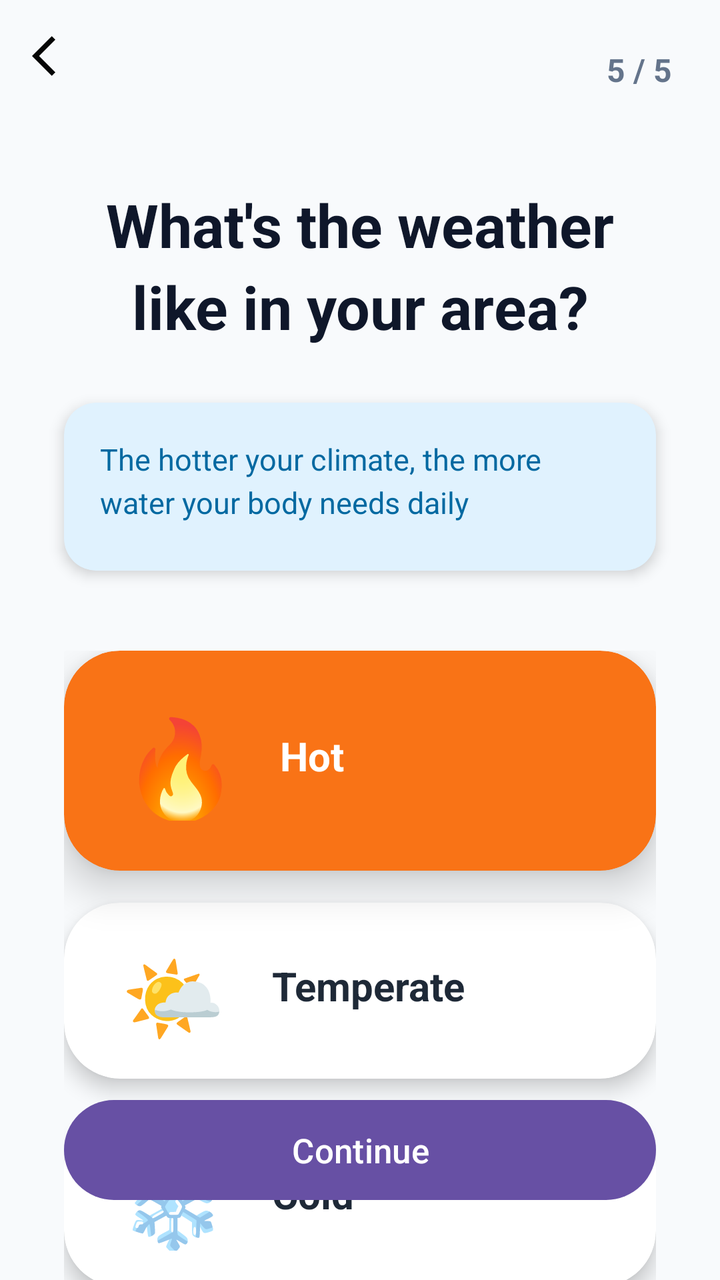
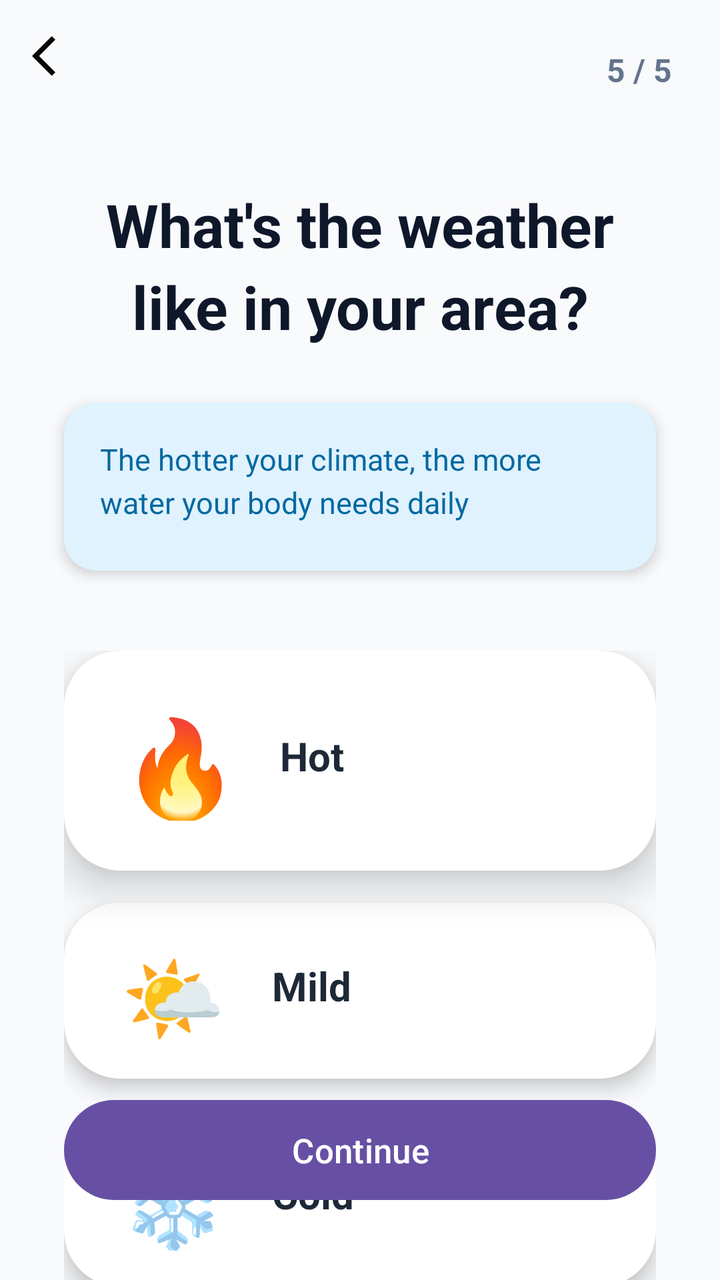

Two renders of the same Android screen: before a commit and after it. Below are the layout's source before the change and the commit's diff.
<!-- AndroidManifest.xml: application theme Theme.WaterReminder -->
<!-- res/layout/activity_weather_selection.xml -->
<?xml version="1.0" encoding="utf-8"?>
<androidx.constraintlayout.widget.ConstraintLayout xmlns:android="http://schemas.android.com/apk/res/android"
    xmlns:app="http://schemas.android.com/apk/res-auto"
    android:layout_width="match_parent"
    android:layout_height="match_parent"
    android:background="#F8FAFC">

    
    <ImageView
        android:id="@+id/btn_back"
        android:layout_width="wrap_content"
        android:layout_height="wrap_content"
        android:src="@drawable/baseline_arrow_back_ios_24"
        android:padding="16dp"
        app:layout_constraintTop_toTopOf="parent"
        app:layout_constraintStart_toStartOf="parent" />

    <TextView
        android:id="@+id/tv_step"
        android:layout_width="wrap_content"
        android:layout_height="wrap_content"
        android:text="5 / 5"
        android:textSize="16sp"
        android:textColor="#64748B"
        android:textStyle="bold"
        app:layout_constraintTop_toTopOf="parent"
        app:layout_constraintEnd_toEndOf="parent"
        android:layout_marginTop="24dp"
        android:layout_marginEnd="24dp" />

    
    <TextView
        android:id="@+id/tv_title"
        android:layout_width="0dp"
        android:layout_height="wrap_content"
        android:text="What's the weather like in your area?"
        android:textSize="30sp"
        android:textColor="#0F172A"
        android:textStyle="bold"
        android:gravity="center"
        android:lineSpacingExtra="6dp"
        app:layout_constraintTop_toBottomOf="@id/btn_back"
        app:layout_constraintStart_toStartOf="parent"
        app:layout_constraintEnd_toEndOf="parent"
        android:layout_marginTop="36dp"
        android:layout_marginHorizontal="32dp" />

    
    <androidx.cardview.widget.CardView
        android:id="@+id/info_card"
        android:layout_width="0dp"
        android:layout_height="wrap_content"
        app:cardCornerRadius="16dp"
        app:cardElevation="4dp"
        app:cardBackgroundColor="#E0F2FE"
        android:layout_marginHorizontal="32dp"
        app:layout_constraintTop_toBottomOf="@id/tv_title"
        app:layout_constraintStart_toStartOf="parent"
        app:layout_constraintEnd_toEndOf="parent"
        android:layout_marginTop="28dp">

        <LinearLayout
            android:layout_width="match_parent"
            android:layout_height="wrap_content"
            android:orientation="horizontal"
            android:padding="18dp"
            android:gravity="center_vertical">

            <TextView
                android:layout_width="0dp"
                android:layout_weight="5"
                android:layout_height="48dp"
                android:text="The hotter your climate, the more water your body needs daily"
                android:textSize="15sp"
                android:textColor="#0369A1"
                android:lineSpacingExtra="4dp" />

        </LinearLayout>
    </androidx.cardview.widget.CardView>

    
    <LinearLayout
        android:layout_width="0dp"
        android:layout_height="wrap_content"
        android:orientation="vertical"
        app:layout_constraintTop_toBottomOf="@id/info_card"
        app:layout_constraintStart_toStartOf="parent"
        app:layout_constraintEnd_toEndOf="parent"
        android:layout_marginTop="40dp"
        android:layout_marginHorizontal="32dp">

        
        <androidx.cardview.widget.CardView
            android:id="@+id/option_hot"
            android:layout_width="match_parent"
            android:layout_height="110dp"
            app:cardCornerRadius="28dp"
            app:cardElevation="12dp"
            app:cardBackgroundColor="#F97316"
            android:layout_marginBottom="16dp">

            <LinearLayout
                android:layout_width="match_parent"
                android:layout_height="match_parent"
                android:orientation="horizontal"
                android:gravity="center_vertical"
                android:paddingHorizontal="28dp">

                <TextView
                    android:layout_width="60dp"
                    android:layout_height="60dp"
                    android:text="🔥"
                    android:textSize="48sp"
                    android:gravity="center" />

                <TextView
                    android:layout_width="0dp"
                    android:layout_height="32dp"
                    android:layout_weight="1"
                    android:text="Hot"
                    android:textSize="20sp"
                    android:textColor="#FFFFFF"
                    android:textStyle="bold"
                    android:layout_marginStart="20dp" />

            </LinearLayout>
        </androidx.cardview.widget.CardView>

        
        <androidx.cardview.widget.CardView
            android:id="@+id/option_temperate"
            android:layout_width="match_parent"
            android:layout_height="88dp"
            app:cardCornerRadius="28dp"
            app:cardElevation="6dp"
            app:cardBackgroundColor="#FFFFFF"
            android:layout_marginBottom="16dp">

            <LinearLayout
                android:layout_width="match_parent"
                android:layout_height="match_parent"
                android:orientation="horizontal"
                android:gravity="center_vertical"
                android:paddingHorizontal="28dp">

                <TextView
                    android:layout_width="52dp"
                    android:layout_height="52dp"
                    android:text="🌤️"
                    android:textSize="42sp"
                    android:gravity="center" />

                <TextView
                    android:layout_width="0dp"
                    android:layout_height="32dp"
                    android:layout_weight="1"
                    android:text="Temperate"
                    android:textSize="20sp"
                    android:textColor="#1E2937"
                    android:textStyle="bold"
                    android:layout_marginStart="24dp" />

            </LinearLayout>
        </androidx.cardview.widget.CardView>

        
        <androidx.cardview.widget.CardView
            android:id="@+id/option_cold"
            android:layout_width="match_parent"
            android:layout_height="88dp"
            app:cardCornerRadius="28dp"
            app:cardElevation="6dp"
            app:cardBackgroundColor="#FFFFFF">

            <LinearLayout
                android:layout_width="match_parent"
                android:layout_height="match_parent"
                android:orientation="horizontal"
                android:gravity="center_vertical"
                android:paddingHorizontal="28dp">

                <TextView
                    android:layout_width="52dp"
                    android:layout_height="52dp"
                    android:text="❄️"
                    android:textSize="42sp"
                    android:gravity="center" />

                <TextView
                    android:layout_width="0dp"
                    android:layout_height="32dp"
                    android:layout_weight="1"
                    android:text="Cold"
                    android:textSize="20sp"
                    android:textColor="#1E2937"
                    android:textStyle="bold"
                    android:layout_marginStart="24dp" />

            </LinearLayout>
        </androidx.cardview.widget.CardView>

    </LinearLayout>

    
    <com.google.android.material.button.MaterialButton
        android:id="@+id/btn_next"
        android:layout_width="0dp"
        android:layout_height="58dp"
        android:text="Continue"
        android:textSize="17sp"
        app:cornerRadius="30dp"
        app:layout_constraintBottom_toBottomOf="parent"
        app:layout_constraintStart_toStartOf="parent"
        app:layout_constraintEnd_toEndOf="parent"
        android:layout_marginHorizontal="32dp"
        android:layout_marginBottom="36dp" />

</androidx.constraintlayout.widget.ConstraintLayout>
<!-- resources referenced by this layout -->
<resources>
  <!-- drawable baseline_arrow_back_ios_24 (drawable) -->
  <vector xmlns:android="http://schemas.android.com/apk/res/android" android:autoMirrored="true" android:height="24dp" android:tint="#050505" android:viewportHeight="24" android:viewportWidth="24" android:width="24dp">
        
      <path android:fillColor="@android:color/white" android:pathData="M11.67,3.87L9.9,2.1 0,12l9.9,9.9 1.77,-1.77L3.54,12z"/>
      
  </vector>
  <style name="Theme.WaterReminder" parent="Base.Theme.WaterReminder" />
  <style name="Base.Theme.WaterReminder" parent="Theme.Material3.DayNight.NoActionBar">
          
          
      </style>
</resources>

<!-- the commit's change to res/layout/activity_weather_selection.xml (unified diff, before → after) -->
@@ -91,12 +91,12 @@
 
         
         <androidx.cardview.widget.CardView
-            android:id="@+id/option_hot"
+            android:id="@+id/temptHot"
             android:layout_width="match_parent"
             android:layout_height="110dp"
             app:cardCornerRadius="28dp"
             app:cardElevation="12dp"
-            app:cardBackgroundColor="#F97316"
+            app:cardBackgroundColor="#FFFFFF"
             android:layout_marginBottom="16dp">
 
             <LinearLayout
@@ -119,7 +119,7 @@
                     android:layout_weight="1"
                     android:text="Hot"
                     android:textSize="20sp"
-                    android:textColor="#FFFFFF"
+                    android:textColor="#1E2937"
                     android:textStyle="bold"
                     android:layout_marginStart="20dp" />
 
@@ -128,7 +128,7 @@
 
         
         <androidx.cardview.widget.CardView
-            android:id="@+id/option_temperate"
+            android:id="@+id/temptMild"
             android:layout_width="match_parent"
             android:layout_height="88dp"
             app:cardCornerRadius="28dp"
@@ -154,7 +154,7 @@
                     android:layout_width="0dp"
                     android:layout_height="32dp"
                     android:layout_weight="1"
-                    android:text="Temperate"
+                    android:text="Mild"
                     android:textSize="20sp"
                     android:textColor="#1E2937"
                     android:textStyle="bold"
@@ -165,7 +165,7 @@
 
         
         <androidx.cardview.widget.CardView
-            android:id="@+id/option_cold"
+            android:id="@+id/temptCold"
             android:layout_width="match_parent"
             android:layout_height="88dp"
             app:cardCornerRadius="28dp"
